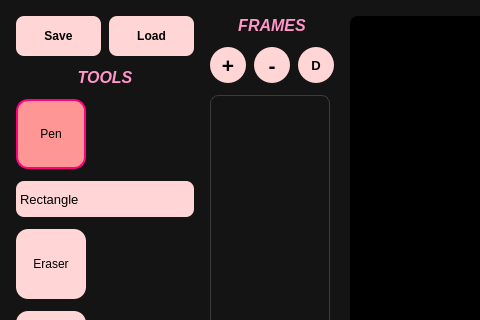
This is SpriteEditor/mainwindow.ui in aishug18/SpriteEditor as Qt 5 draws it before an edit; both pictures show x 0 to 480 and y 0 to 320 of the 920 by 722 pixel window. The edited form follows.
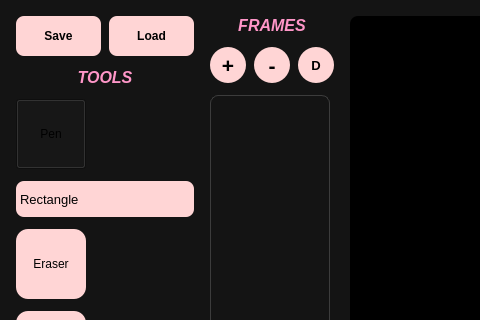
This is the edited form. Icons and pictures are not drawn. Custom widgets are drawn as their Qt base class.

```diff
--- a/SpriteEditor/mainwindow.ui
+++ b/SpriteEditor/mainwindow.ui
@@ -141,7 +141,7 @@
         <property name="styleSheet">
          <string notr="true">
 QToolButton {
-    background-color: rgb(255, 213, 213);
+    background-color: rgb(255, 190, 190);
     border-radius: 12px;
     color: rgb(0, 0, 0);
 }
@@ -149,10 +149,8 @@
     background-color: rgb(255, 190, 190);
 }
 QToolButton:checked {
-    background-color: rgb(255, 150, 150);
-    border: 2px solid rgb(255, 0, 127);
-}
-         </string>
+    background-color: rgb(255, 190, 190);
+            </string>
         </property>
         <property name="text">
          <string>Pen</string>
```
Left out of the diff: 12 changed lines with no effect on the pictures.
